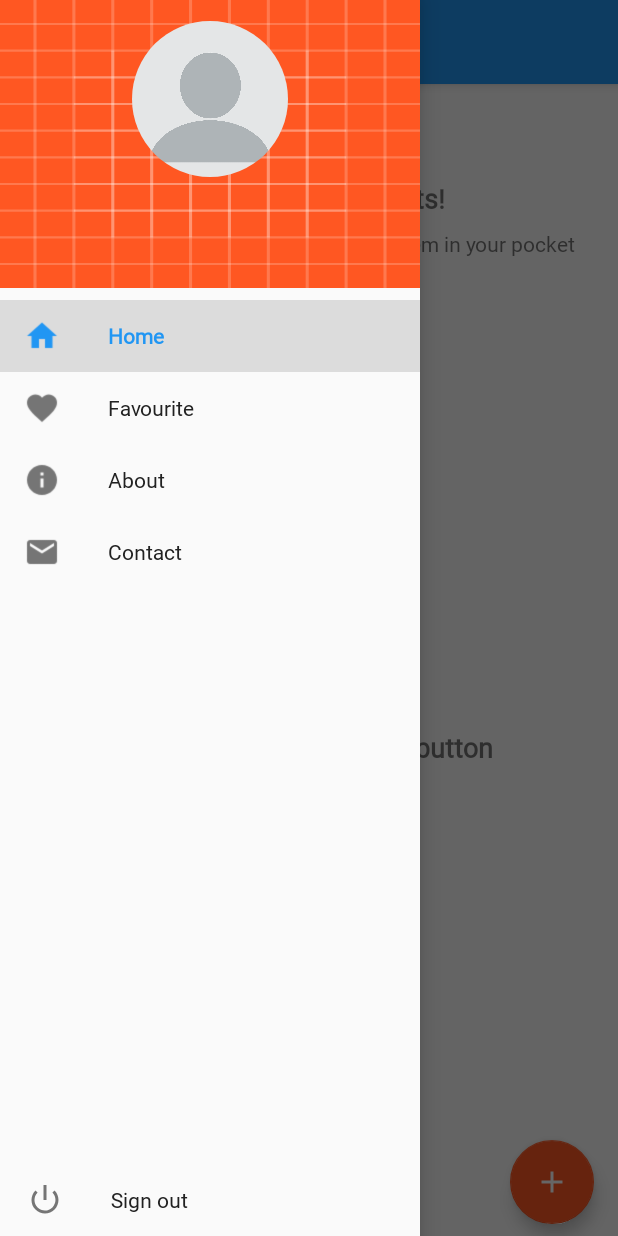
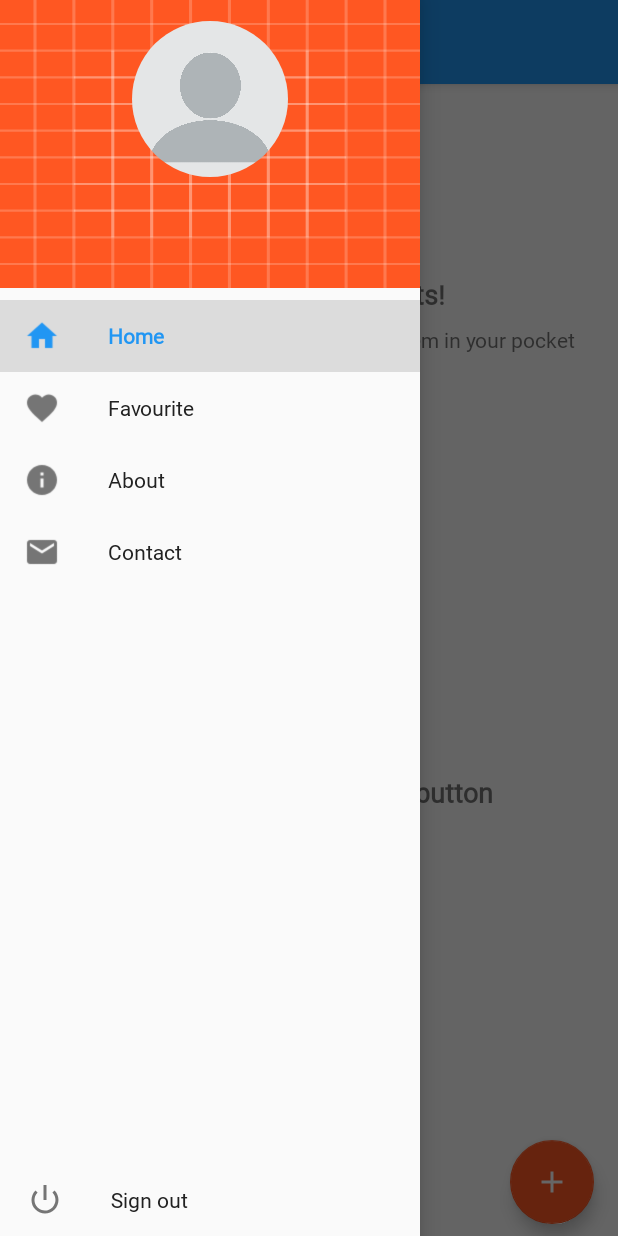
Before and after one commit to andreimesina/Moments, an Android app: the screen it shows after launch once a user with an empty profile is signed in (MainActivity), with the side drawer open, on a phone screen of 412 x 824 dp. Run offline under Robolectric (Android 15) with nearby library versions, the phone set to English and light mode, and no system bars; our stand-ins replace AdMob, CircleImageView, Firebase (no records; nobody signed in at launch, a user with empty details on screens opened directly); 20 statements that could not run were skipped.

Commit message:
#12560166 More intuitive text to find the post button

```diff
--- a/app/src/main/java/com/andreimesina/moments/fragments/ContentFragment.java
+++ b/app/src/main/java/com/andreimesina/moments/fragments/ContentFragment.java
@@ -70,6 +70,11 @@ public class ContentFragment extends Fragment {
         setFloatingActionButton(thisActivity);
 
         mGroupWelcome = getActivity().findViewById(R.id.group_welcome);
+    }
+
+    @Override
+    public void onResume() {
+        super.onResume();
         showWelcome();
     }
 
--- a/app/src/main/res/layout/home.xml
+++ b/app/src/main/res/layout/home.xml
@@ -56,7 +56,7 @@
             android:layout_width="0dp"
             android:layout_height="wrap_content"
             android:layout_marginStart="16dp"
-            android:layout_marginTop="64dp"
+            android:layout_marginTop="128dp"
             android:layout_marginEnd="16dp"
             android:text="Welcome to Moments!"
             android:textAlignment="center"
@@ -87,6 +87,7 @@
             android:layout_marginStart="16dp"
             android:layout_marginTop="64dp"
             android:layout_marginEnd="16dp"
+            android:layout_marginBottom="4dp"
             android:text='To start, click on the "+" button'
             android:textAlignment="center"
             android:textSize="18sp"
```
